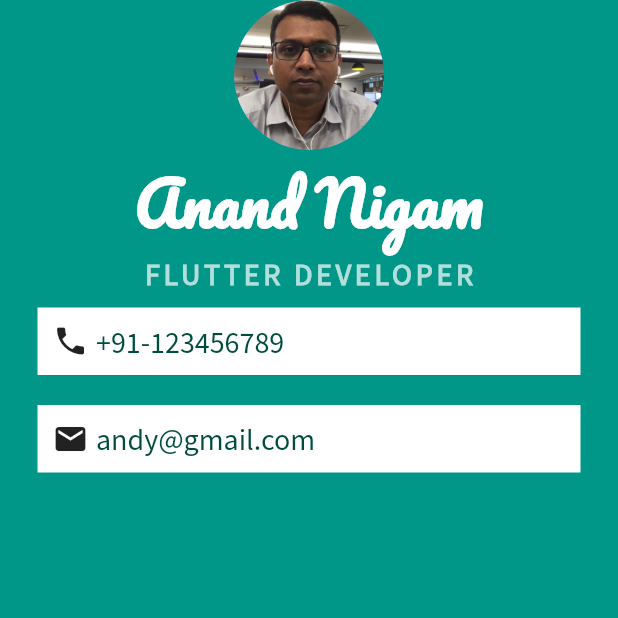
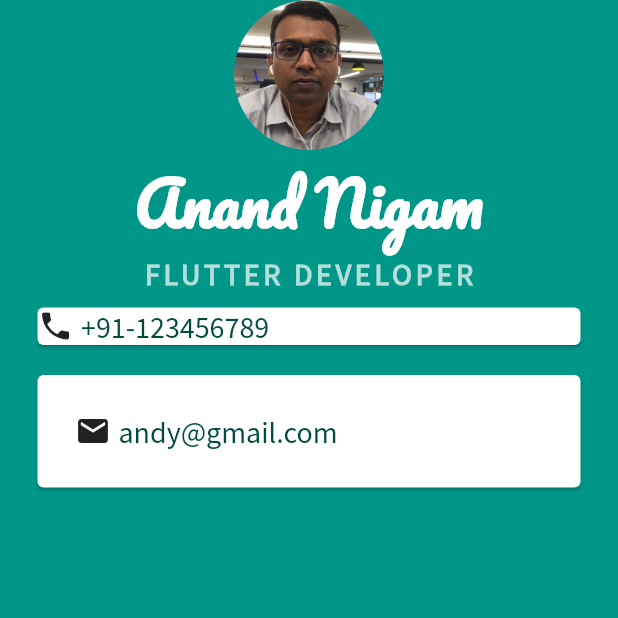
Before and after one commit to aknigam/mi_card_flutter, a Flutter app: the screen it shows after launch, on a phone screen of 412 x 824 dp, the top half of it. Run offline on Flutter 3.47's test engine with Material 2 defaults, Android fonts, the phone set to English and light mode, and no system bars.

Commit message:
Card with padding

```diff
--- a/lib/main.dart
+++ b/lib/main.dart
@@ -35,9 +35,8 @@ class MyApp extends StatelessWidget {
                   letterSpacing: 2.5,
                 ),
               ),
-              Container(
+              Card(
                 color: Colors.white,
-                padding: EdgeInsets.all(10.0),
                 margin: EdgeInsets.symmetric(
                   vertical: 10.0,
                   horizontal: 25.0,
@@ -61,13 +60,14 @@ class MyApp extends StatelessWidget {
                   ],
                 ),
               ),
-              Container(
+              Card(
                 color: Colors.white,
-                padding: EdgeInsets.all(10.0),
                 margin: EdgeInsets.symmetric(
                   vertical: 10.0,
                   horizontal: 25.0,
                 ),
+                child: Padding(
+                  padding: EdgeInsets.all(25.0),
                   child: Row(
                     children: <Widget>[
                       Icon(
@@ -86,6 +86,7 @@ class MyApp extends StatelessWidget {
                       ),
                     ],
                   ),
+                ),
               )
             ],
           ),
```
Lines whose indentation alone changed are shown as unchanged.
